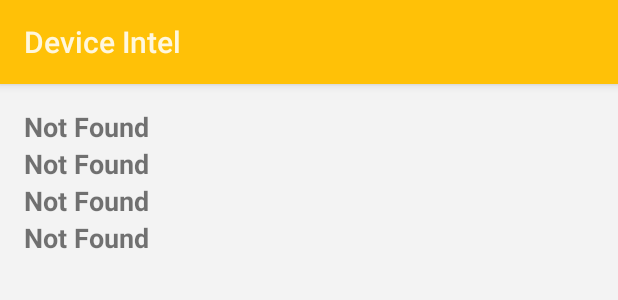
After one commit to pjhjohn/kotlin-device-intel, an Android app: the layout deviceintel_widget.xml on its own in the app's theme, with its tools: preview values and no code run, on a phone screen of 412 x 824 dp. The commit adds this screen. Shown: the top 300 px of the screen. Run offline under Robolectric (Android 15) with nearby library versions, the phone set to English and light mode, and no system bars.

Commit message:
Improve Device Intel
- Separate layout `deviceintel_widget.xml` from `activity_main.xml`
- Widget Preview Image for Widget Selection View
- Unified TextView Style with style defined in `styles.xml`
- Use `.capitalize()` instead of `.toUpperCase` for device brand string

```diff
--- a/app/src/main/java/io/pjhjohn/kotlin/deviceintel/DeviceIntelWidget.kt
+++ b/app/src/main/java/io/pjhjohn/kotlin/deviceintel/DeviceIntelWidget.kt
@@ -12,10 +12,10 @@ class DeviceIntelWidget : AppWidgetProvider() {
     override fun onUpdate(context: Context?, appWidgetManager: AppWidgetManager?, appWidgetIds: IntArray?) {
         super.onUpdate(context, appWidgetManager, appWidgetIds)
         for (appWidgetId in appWidgetIds!!) {
-            val remoteViews = RemoteViews(context!!.packageName, R.layout.activity_main)
+            val remoteViews = RemoteViews(context!!.packageName, R.layout.deviceintel_widget)
             remoteViews.setTextViewText(R.id.device_release_version, "Android ${Build.VERSION.RELEASE}")
             remoteViews.setTextViewText(R.id.device_sdk_version, "API ${Build.VERSION.SDK_INT}")
-            remoteViews.setTextViewText(R.id.device_brand, Build.BRAND.toUpperCase())
+            remoteViews.setTextViewText(R.id.device_brand, Build.BRAND.capitalize())
             remoteViews.setTextViewText(R.id.device_model, Build.MODEL)
             appWidgetManager!!.updateAppWidget(appWidgetId, remoteViews)
         }
--- a/app/src/main/java/io/pjhjohn/kotlin/deviceintel/MainActivity.kt
+++ b/app/src/main/java/io/pjhjohn/kotlin/deviceintel/MainActivity.kt
@@ -15,7 +15,7 @@ class MainActivity : Activity() {
 
         device_release_version.text = "Android ${Build.VERSION.RELEASE}"
         device_sdk_version.text = "API ${Build.VERSION.SDK_INT}"
-        device_brand.text = Build.BRAND.toUpperCase()
+        device_brand.text = Build.BRAND.capitalize()
         device_model.text = Build.MODEL
     }
 }
--- /dev/null
+++ b/app/src/main/res/layout/deviceintel_widget.xml
@@ -0,0 +1,26 @@
+<?xml version="1.0" encoding="utf-8"?>
+<LinearLayout xmlns:android="http://schemas.android.com/apk/res/android"
+    android:id="@+id/device_intel_widget"
+    android:layout_width="match_parent"
+    android:layout_height="match_parent"
+    android:orientation="vertical"
+    android:paddingBottom="@dimen/unit_2x"
+    android:paddingLeft="@dimen/unit_2x"
+    android:paddingRight="@dimen/unit_2x"
+    android:paddingTop="@dimen/unit_2x"
+    android:background="@color/white_95p">
+
+    <TextView style="@style/WidgetTextView"
+        android:id="@+id/device_release_version"
+        android:text="@string/device.version.release.placeholder"/>
+    <TextView style="@style/WidgetTextView"
+        android:id="@+id/device_sdk_version"
+        android:text="@string/device.version.sdk.placeholder"/>
+    <TextView style="@style/WidgetTextView"
+        android:id="@+id/device_brand"
+        android:text="@string/device.brand.placeholder"/>
+    <TextView style="@style/WidgetTextView"
+        android:id="@+id/device_model"
+        android:text="@string/device.model.placeholder"/>
+
+</LinearLayout>
--- a/app/src/main/res/values/colors.xml
+++ b/app/src/main/res/values/colors.xml
@@ -3,4 +3,5 @@
     <color name="colorPrimary">#FFC107</color>
     <color name="colorPrimaryDark">#FFA000</color>
     <color name="colorAccent">#FF5252</color>
+    <color name="white_95p">#F3F3F3</color>
 </resources>
--- a/app/src/main/res/values/styles.xml
+++ b/app/src/main/res/values/styles.xml
@@ -8,4 +8,12 @@
         <item name="android:colorAccent">@color/colorAccent</item>
     </style>
 
+    <style name="WidgetTextView" parent="android:Widget.Material.Light.TextView">
+        <item name="android:layout_width">match_parent</item>
+        <item name="android:layout_height">wrap_content</item>
+        <!--<item name="android:layout_marginBottom">@dimen/unit_1x</item>-->
+        <item name="android:textSize">18sp</item>
+        <item name="android:textStyle">bold</item>
+    </style>
+
 </resources>
--- a/app/src/main/res/xml/deviceintel_widget_info.xml
+++ b/app/src/main/res/xml/deviceintel_widget_info.xml
@@ -1,10 +1,10 @@
 <?xml version="1.0" encoding="utf-8"?>
 <appwidget-provider xmlns:android="http://schemas.android.com/apk/res/android"
     android:minWidth="110dp"
-    android:minHeight="180dp"
+    android:minHeight="110dp"
     android:updatePeriodMillis="0"
-    android:previewImage="@mipmap/ic_launcher"
-    android:initialLayout="@layout/activity_main"
+    android:previewImage="@drawable/deviceintel_widget_preview"
+    android:initialLayout="@layout/deviceintel_widget"
     android:resizeMode="horizontal|vertical"
     android:widgetCategory="home_screen">
 
```
Also changed, not shown: app/src/main/res/drawable/deviceintel_widget_preview.jpeg (added), 1 other file.
